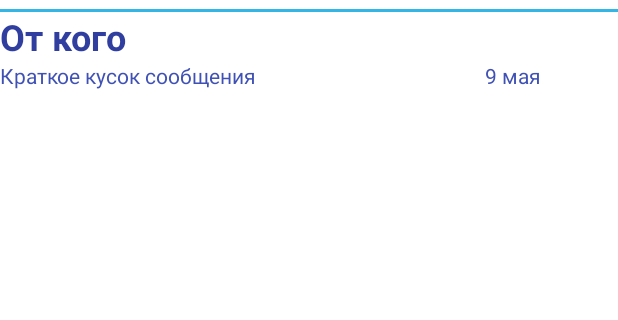
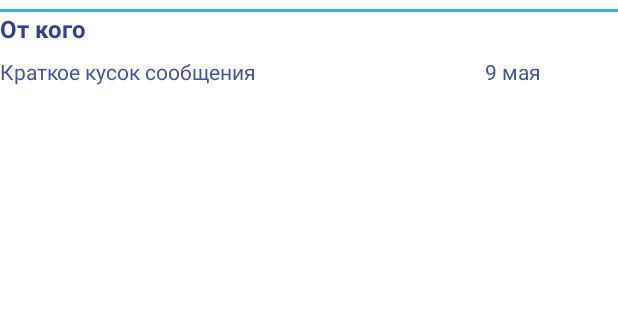
Before and after one commit to CavInc/TestForWL, an Android app: the layout item_sms_list.xml on its own in the app's theme, with its tools: preview values and no code run, on a phone screen of 412 x 824 dp, the part 60-380 px from its top. Run offline under Robolectric (Android 15) with nearby library versions, the phone set to English and light mode, and no system bars.

Commit message:
Работа над отображением смс

```diff
--- a/app/src/main/java/cav/testforwl/resiver/MySMSReceiver.java
+++ b/app/src/main/java/cav/testforwl/resiver/MySMSReceiver.java
@@ -39,6 +39,8 @@ public class MySMSReceiver extends BroadcastReceiver {
                 Log.d(TAG,messages[i].getDisplayOriginatingAddress());
                 Log.d(TAG,messages[i].getOriginatingAddress());
                 Log.d(TAG,messages[i].getDisplayMessageBody());
+                Log.d(TAG,messages[i].getServiceCenterAddress());
+                Log.d(TAG,messages[i].getMessageClass().toString());
             }
             String sms_from = messages[0].getDisplayOriginatingAddress();
             DateFormat format = new SimpleDateFormat("yyyy-MM-dd HH:mm:ss");
--- a/app/src/main/java/cav/testforwl/service/MySmsService.java
+++ b/app/src/main/java/cav/testforwl/service/MySmsService.java
@@ -110,7 +110,7 @@ public class MySmsService extends Service {
             if (change_sms) {
                 showNotification(mSms_from,mSms_body);
             }
-            stopMyServise();
+           // stopMyServise();
         }
 
         @Override
--- a/app/src/main/res/layout/item_sms_list.xml
+++ b/app/src/main/res/layout/item_sms_list.xml
@@ -2,7 +2,8 @@
 <LinearLayout xmlns:android="http://schemas.android.com/apk/res/android"
               android:orientation="vertical"
               android:layout_width="match_parent"
-              android:layout_height="match_parent">
+              android:layout_height="match_parent"
+              android:paddingBottom="8dp">
     <TextView
         android:id="@+id/recipient_msm"
         android:layout_width="match_parent"
@@ -10,11 +11,13 @@
         android:textColor="@color/colorPrimaryDark"
         android:text="От кого"
         android:textStyle="bold"
-        android:textSize="24sp"/>
+        android:textSize="16sp"/>
     <LinearLayout
         android:layout_width="match_parent"
         android:layout_height="wrap_content"
-        android:orientation="horizontal">
+        android:orientation="horizontal"
+        android:layout_marginBottom="4dp"
+        android:paddingTop="8dp">
         <TextView
             android:id="@+id/short_message"
             android:layout_width="wrap_content"
@@ -32,4 +35,5 @@
 
     </LinearLayout>
 
+
 </LinearLayout>
--- a/app/src/main/res/layout/sms_activity.xml
+++ b/app/src/main/res/layout/sms_activity.xml
@@ -7,5 +7,8 @@
     <ListView
         android:layout_width="match_parent"
         android:layout_height="wrap_content"
-        android:id="@+id/listView"/>
+        android:id="@+id/listView"
+        android:background="?android:attr/activatedBackgroundIndicator"
+        android:divider="@color/graydivider"
+        android:dividerHeight="1dp"/>
 </LinearLayout>
--- a/app/src/main/res/values/colors.xml
+++ b/app/src/main/res/values/colors.xml
@@ -5,5 +5,7 @@
     <color name="colorAccent">#FF4081</color>
 
     <color name="colorBackground">#f1eef1</color>
+    <color name="reddivider">#FF0000</color>
+    <color name="graydivider">#a9a8a8</color>
 
 </resources>
```
